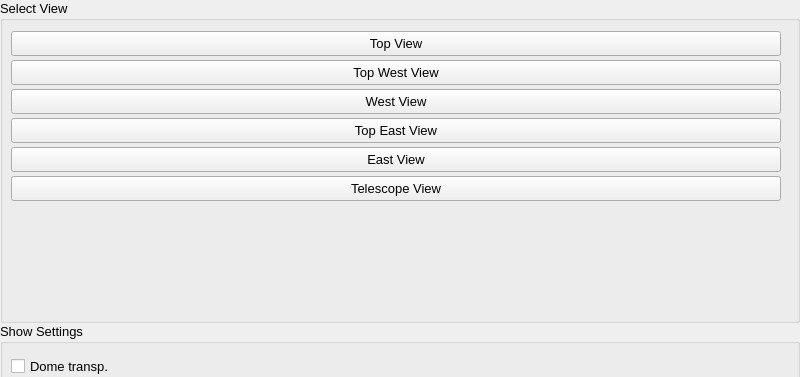
Before: the Qt Designer form mw4/gui/widgets/simulator.ui in mworion/MountWizzard4, drawn with Qt 5; both pictures show x 0 to 800 and y 0 to 377 of the 800 by 600 pixel window.
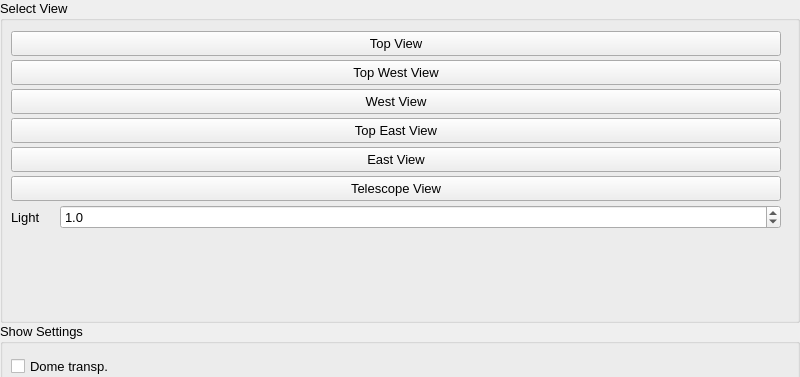
After: the same form once the commit is applied.

Commit message: adding light intensity to simulator

```diff
--- a/mw4/gui/widgets/simulator.ui
+++ b/mw4/gui/widgets/simulator.ui
@@ -119,7 +119,7 @@
        <property name="large" stdset="0">
         <bool>true</bool>
        </property>
-       <layout class="QVBoxLayout" name="verticalLayout" stretch="0,0,0,0,0,0,0">
+       <layout class="QVBoxLayout" name="verticalLayout" stretch="0,0,0,0,0,0,0,0">
         <property name="spacing">
          <number>4</number>
         </property>
@@ -231,6 +231,42 @@
           </property>
          </widget>
         </item>
+        <item>
+         <layout class="QHBoxLayout" name="horizontalLayout_2">
+          <item>
+           <widget class="QLabel" name="label">
+            <property name="maximumSize">
+             <size>
+              <width>45</width>
+              <height>16777215</height>
+             </size>
+            </property>
+            <property name="text">
+             <string>Light</string>
+            </property>
+           </widget>
+          </item>
+          <item>
+           <widget class="QDoubleSpinBox" name="lightIntensity">
+            <property name="decimals">
+             <number>1</number>
+            </property>
+            <property name="minimum">
+             <double>0.500000000000000</double>
+            </property>
+            <property name="maximum">
+             <double>2.000000000000000</double>
+            </property>
+            <property name="singleStep">
+             <double>0.100000000000000</double>
+            </property>
+            <property name="value">
+             <double>1.000000000000000</double>
+            </property>
+           </widget>
+          </item>
+         </layout>
+        </item>
         <item>
          <spacer name="verticalSpacer">
           <property name="orientation">
```
Left out of the diff: 388 changed lines with no effect on the pictures. The commit also changes 3 other files.
